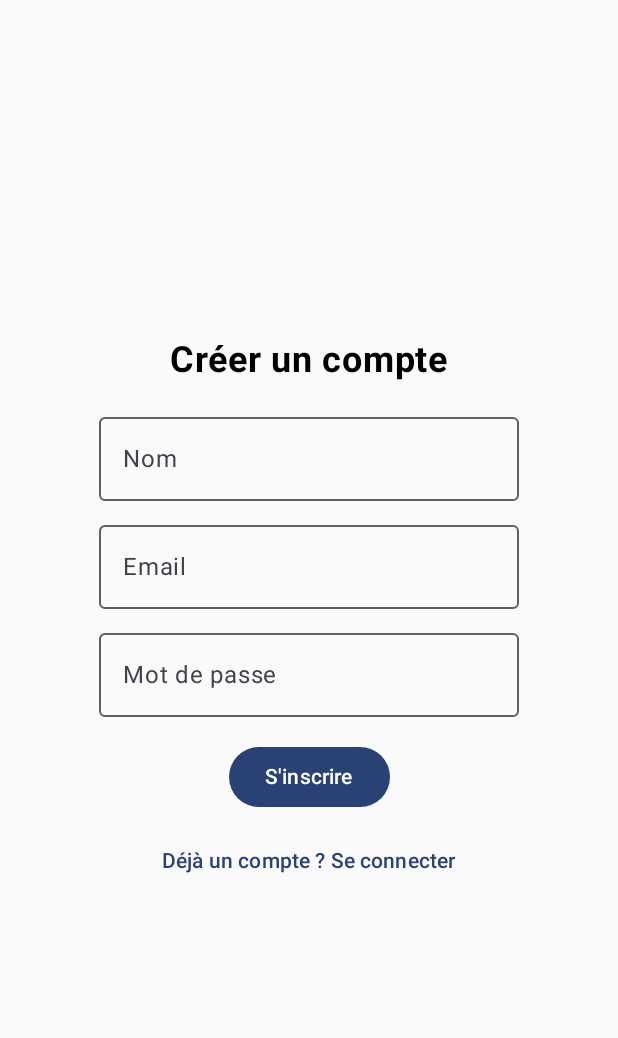
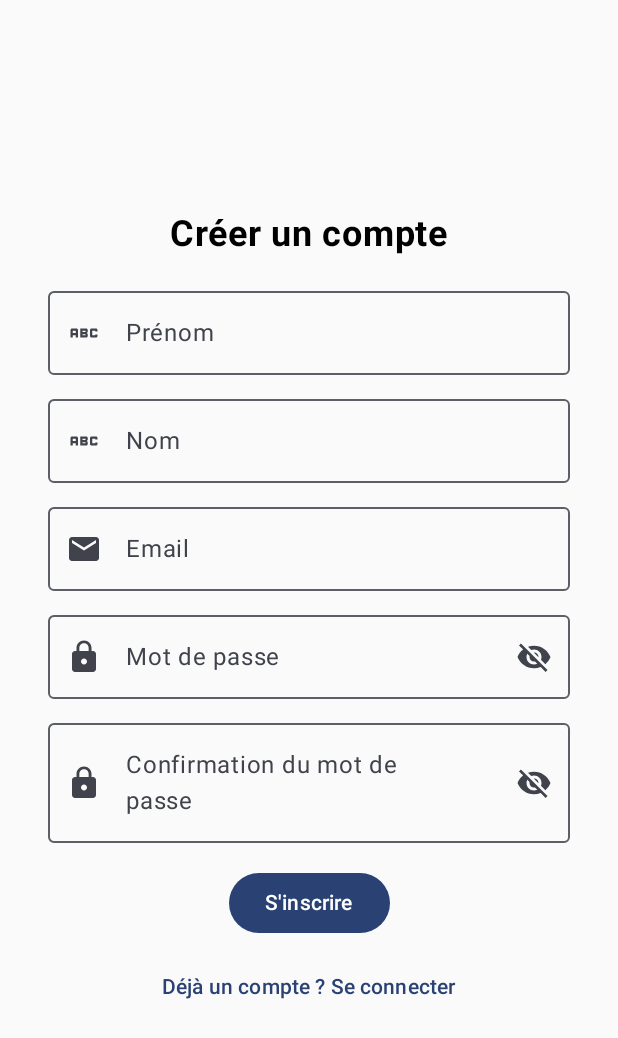
Before and after one commit to josefnet/Ninao, an Android app built with Jetpack Compose: the RegisterScreen screen opened through its navigation route, on a phone screen of 412 x 824 dp. Shown: the top 1038 px of the screen. Run offline under Robolectric (Android 15) with nearby library versions, the phone set to English and light mode, and no system bars; 1 statement that could not run was skipped.

Commit message:
update kotlin,ksp and others libraires version

```diff
--- a/app/build.gradle.kts
+++ b/app/build.gradle.kts
@@ -2,6 +2,7 @@ plugins {
     alias(libs.plugins.android.application)
     alias(libs.plugins.kotlin.android)
     alias(libs.plugins.kotlin.ksp)
+    id("org.jetbrains.kotlin.plugin.compose") version "2.0.0"
     id("com.google.gms.google-services")
 }
 
@@ -101,6 +102,9 @@ dependencies {
     implementation(libs.firebase.bom)
     implementation(libs.firebase.analytics)
 
+    //Icons
+    implementation(libs.androidx.material.icons.extended)
+
     testImplementation(libs.junit)
     androidTestImplementation(libs.androidx.junit)
     androidTestImplementation(libs.androidx.espresso.core)
--- a/app/src/main/java/com/costostudio/ninao/presentation/screens/RegisterScreen.kt
+++ b/app/src/main/java/com/costostudio/ninao/presentation/screens/RegisterScreen.kt
@@ -4,9 +4,16 @@ import androidx.compose.foundation.layout.Arrangement
 import androidx.compose.foundation.layout.Column
 import androidx.compose.foundation.layout.Spacer
 import androidx.compose.foundation.layout.fillMaxSize
+import androidx.compose.foundation.layout.fillMaxWidth
 import androidx.compose.foundation.layout.height
 import androidx.compose.foundation.layout.padding
+import androidx.compose.material.icons.Icons
+import androidx.compose.material.icons.filled.Abc
+import androidx.compose.material.icons.filled.Email
+import androidx.compose.material.icons.filled.Lock
 import androidx.compose.material3.Button
+import androidx.compose.material3.Icon
+import androidx.compose.material3.IconButton
 import androidx.compose.material3.OutlinedTextField
 import androidx.compose.material3.Text
 import androidx.compose.material3.TextButton
@@ -22,10 +29,13 @@ import androidx.compose.ui.Modifier
 import androidx.compose.ui.platform.LocalContext
 import androidx.compose.ui.text.font.FontWeight
 import androidx.compose.ui.text.input.PasswordVisualTransformation
+import androidx.compose.ui.text.input.VisualTransformation
 import androidx.compose.ui.tooling.preview.Preview
 import androidx.compose.ui.unit.dp
 import androidx.compose.ui.unit.sp
 import androidx.navigation.NavController
+import androidx.compose.material.icons.filled.Visibility
+import androidx.compose.material.icons.filled.VisibilityOff
 import com.costostudio.ninao.presentation.viewmodel.RegisterViewModel
 
 @Composable
@@ -33,7 +43,9 @@ fun RegisterScreen(navController: NavController, viewModel: RegisterViewModel /*
     val registerState by viewModel.registerState.collectAsState()
 
     Column(
-        modifier = Modifier.fillMaxSize().padding(16.dp),
+        modifier = Modifier
+            .fillMaxSize()
+            .padding(32.dp),
         verticalArrangement = Arrangement.Center,
         horizontalAlignment = Alignment.CenterHorizontally
     ) {
@@ -41,33 +53,109 @@ fun RegisterScreen(navController: NavController, viewModel: RegisterViewModel /*
 
         Spacer(modifier = Modifier.height(16.dp))
 
-        var name by remember { mutableStateOf("") }
+        var firstName by remember { mutableStateOf("") }
+        var lastName by remember { mutableStateOf("") }
         var email by remember { mutableStateOf("") }
         var password by remember { mutableStateOf("") }
+        var passwordVisible by remember { mutableStateOf(false) }
+        var passwordConfirmationVisible by remember { mutableStateOf(false) }
+        var passwordConfirmation by remember { mutableStateOf("") }
 
         OutlinedTextField(
-            value = name, onValueChange = { name = it },
-            label = { Text("Nom") }
+            value = firstName, onValueChange = { firstName = it },
+            label = { Text("Prénom") },
+            leadingIcon = {
+                Icon(
+                    imageVector = Icons.Default.Abc, // Lock icon before the text
+                    contentDescription = "First name"
+                )
+            },
+            modifier = Modifier.fillMaxWidth()
+        )
+
+        Spacer(modifier = Modifier.height(8.dp))
+
+        OutlinedTextField(
+            value = lastName, onValueChange = { lastName = it },
+            label = { Text("Nom") },
+            leadingIcon = {
+                Icon(
+                    imageVector = Icons.Default.Abc, // Lock icon before the text
+                    contentDescription = "Last name"
+                )
+            },
+            modifier = Modifier.fillMaxWidth()
         )
 
         Spacer(modifier = Modifier.height(8.dp))
 
         OutlinedTextField(
             value = email, onValueChange = { email = it },
-            label = { Text("Email") }
+            label = { Text("Email") },
+            leadingIcon = {
+                Icon(
+                    imageVector = Icons.Default.Email, // Lock icon before the text
+                    contentDescription = "First name"
+                )
+            },
+            modifier = Modifier.fillMaxWidth()
         )
 
         Spacer(modifier = Modifier.height(8.dp))
 
         OutlinedTextField(
-            value = password, onValueChange = { password = it },
+            value = password,
+            onValueChange = { password = it },
             label = { Text("Mot de passe") },
-            visualTransformation = PasswordVisualTransformation()
+            visualTransformation = if (passwordVisible) VisualTransformation.None else PasswordVisualTransformation(),
+            leadingIcon = {
+                Icon(
+                    imageVector = Icons.Default.Lock, // Lock icon before the text
+                    contentDescription = "Password Icon"
+                )
+            },
+            trailingIcon = {
+                IconButton(onClick = { passwordVisible = !passwordVisible }) {
+                    Icon(
+                        imageVector = if (passwordVisible) Icons.Default.Visibility else Icons.Default.VisibilityOff,
+                        contentDescription = if (passwordVisible) "Hide password" else "Show password"
+                    )
+                }
+            },
+            singleLine = true,
+            modifier = Modifier.fillMaxWidth()
+        )
+
+        Spacer(modifier = Modifier.height(8.dp))
+
+        OutlinedTextField(
+            value = passwordConfirmation,
+            onValueChange = { passwordConfirmation = it },
+            label = { Text("Confirmation du mot de passe") },
+            visualTransformation = if (passwordConfirmationVisible) VisualTransformation.None else PasswordVisualTransformation(),
+            leadingIcon = {
+                Icon(
+                    imageVector = Icons.Default.Lock, // Lock icon before the text
+                    contentDescription = "Password Icon"
+                )
+            },
+            trailingIcon = {
+                IconButton(onClick = {
+                    passwordConfirmationVisible = !passwordConfirmationVisible
+                }) {
+                    Icon(
+                        imageVector = if (passwordConfirmationVisible) Icons.Default.Visibility else Icons.Default.VisibilityOff,
+                        contentDescription = if (passwordConfirmationVisible) "Hide password" else "Show password"
+                    )
+                }
+            },
+            singleLine = true,
+            modifier = Modifier.fillMaxWidth()
         )
 
         Spacer(modifier = Modifier.height(16.dp))
 
-        Button(onClick = { viewModel.register(name, email, password) }) {
+        Button(onClick = { viewModel.register(firstName, email, password) }) {
             Text("S'inscrire")
         }
 
@@ -89,5 +177,8 @@ fun RegisterScreen(navController: NavController, viewModel: RegisterViewModel /*
 @Preview
 @Composable
 fun RegisterScreenPreview() {
-    RegisterScreen(navController = NavController(LocalContext.current), viewModel = RegisterViewModel())
+    RegisterScreen(
+        navController = NavController(LocalContext.current),
+        viewModel = RegisterViewModel()
+    )
 }
--- a/gradle/libs.versions.toml
+++ b/gradle/libs.versions.toml
@@ -2,7 +2,8 @@
 agp = "8.6.1"
 facebookLogin = "16.1.3"
 firebaseBom = "33.11.0"
-kotlin = "1.9.0"
+firebaseAnalytics = "22.4.0"
+kotlin = "2.1.10"
 coreKtx = "1.15.0"
 junit = "4.13.2"
 junitVersion = "1.2.1"
@@ -15,17 +16,19 @@ androidx-compose = "1.5.1"
 compose-navigation = "2.7.3"
 koin = "3.5.0"
 coroutines = "1.7.3"
+materialIconsExtended = "1.7.8"
 playServicesAuth = "20.7.0"
 retrofit = "2.9.0"
 okhttp = "4.11.0"
 room = "2.6.1"
-ksp = "1.9.0-1.0.13"
+ksp = "2.1.10-1.0.31"
 serialization = "1.6.0"
 
 [libraries]
 androidx-core-ktx = { group = "androidx.core", name = "core-ktx", version.ref = "coreKtx" }
+androidx-material-icons-extended = { module = "androidx.compose.material:material-icons-extended", version.ref = "materialIconsExtended" }
 facebook-login = { module = "com.facebook.android:facebook-login", version.ref = "facebookLogin" }
-firebase-analytics = { module = "com.google.firebase:firebase-analytics" }
+firebase-analytics = { module = "com.google.firebase:firebase-analytics", version.ref = "firebaseAnalytics" }
 firebase-bom = { module = "com.google.firebase:firebase-bom", version.ref = "firebaseBom" }
 junit = { group = "junit", name = "junit", version.ref = "junit" }
 androidx-junit = { group = "androidx.test.ext", name = "junit", version.ref = "junitVersion" }
@@ -75,5 +78,5 @@ serialization-json = { module = "org.jetbrains.kotlinx:kotlinx-serialization-jso
 [plugins]
 android-application = { id = "com.android.application", version.ref = "agp" }
 kotlin-android = { id = "org.jetbrains.kotlin.android", version.ref = "kotlin" }
-android-library = { id = "com.android.library", version = "8.1.1" }
-kotlin-ksp = { id = "com.google.devtools.ksp", version = "1.9.0-1.0.13" }
+#android-library = { id = "com.android.library", version.ref = "8.1.1" }
+kotlin-ksp = { id = "com.google.devtools.ksp", version.ref = "ksp" }
```
